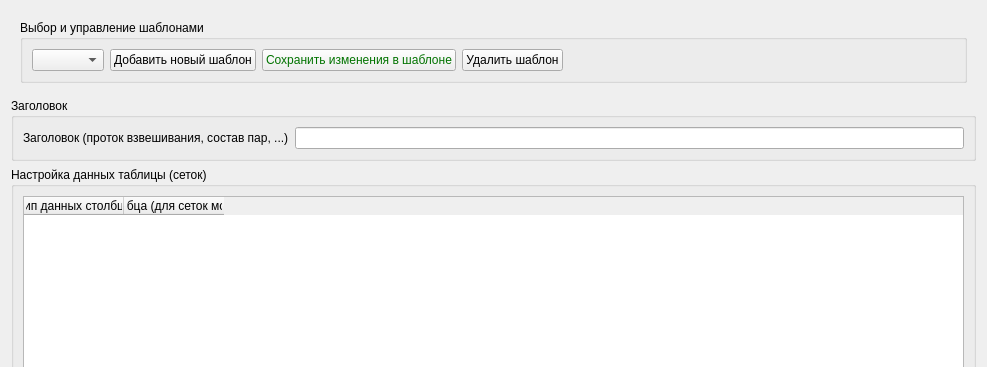
Before: the Qt Designer form TournamentManager/dialogchosedata.ui in BarsukAlexey/xelarogi, drawn with Qt 5; both pictures show x 0 to 987 and y 0 to 367 of the 987 by 853 pixel window.
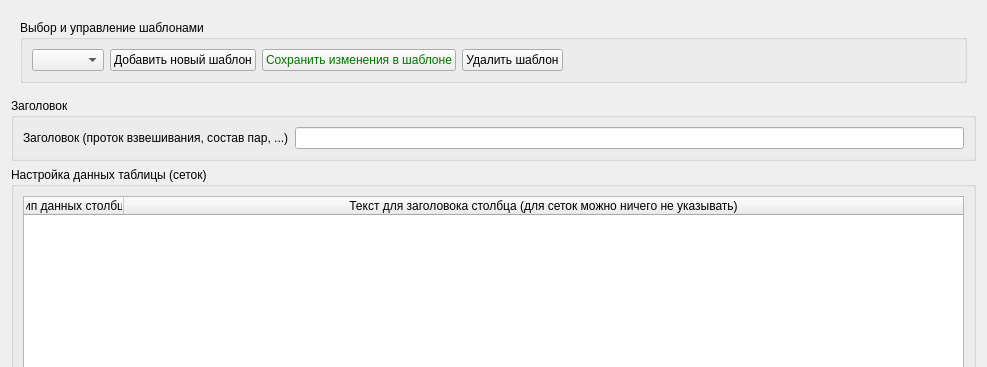
After: the same form once the commit is applied.

Diff of the .ui file:
```diff
--- a/TournamentManager/dialogchosedata.ui
+++ b/TournamentManager/dialogchosedata.ui
@@ -28,6 +28,9 @@
         <property name="editTriggers">
          <set>QAbstractItemView::NoEditTriggers</set>
         </property>
+        <attribute name="horizontalHeaderStretchLastSection">
+         <bool>true</bool>
+        </attribute>
         <column>
          <property name="text">
           <string>Тип данных столбца</string>
```
